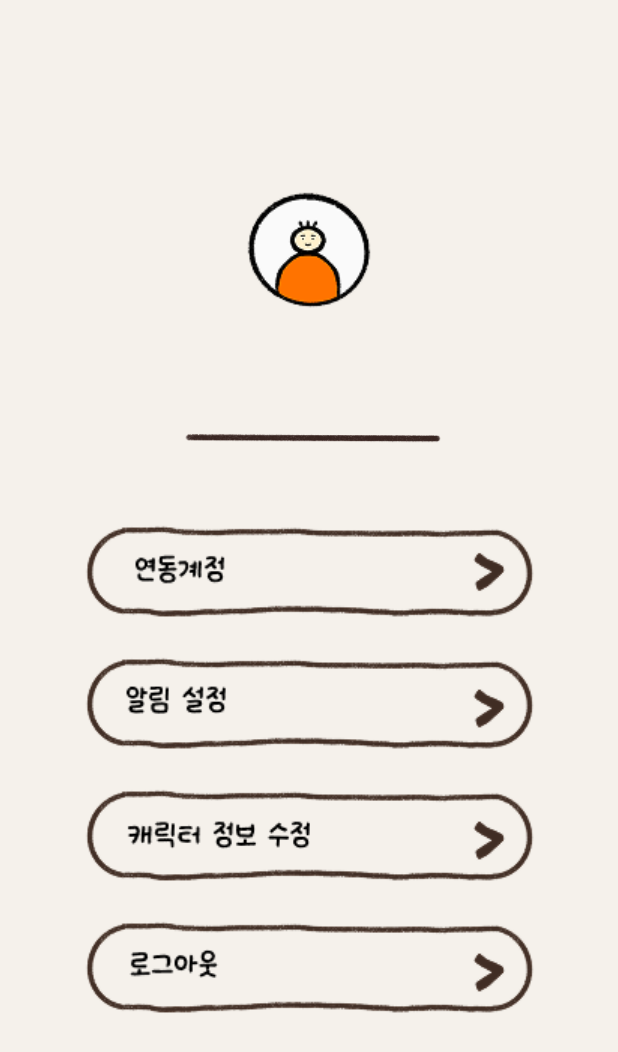
After one commit to hanni316/routie, an Android app: the SettingActivity screen opened directly, with no data from a screen before it, on a phone screen of 412 x 824 dp. The commit adds this screen. Shown: the top 1052 px of the screen. Run offline under Robolectric (Android 15) with nearby library versions, the phone set to English and light mode, and no system bars.

Commit message:
setting 페이지 추가
- setting 페이지 추가 및 버튼 연결
- 벨 버튼 클릭 이벤트 추가

*메인 페이지 레이아웃 수정 중..(activity_main.xml)

```diff
--- a/routie-mobile/app/build.gradle.kts
+++ b/routie-mobile/app/build.gradle.kts
@@ -41,6 +41,7 @@ dependencies {
     implementation("androidx.appcompat:appcompat:1.7.0")
     implementation("com.google.android.material:material:1.12.0")
     implementation("androidx.constraintlayout:constraintlayout:2.2.0")
+    implementation("androidx.activity:activity:1.10.1")
     testImplementation("junit:junit:4.13.2")
     androidTestImplementation("androidx.test.ext:junit:1.2.1")
     androidTestImplementation("androidx.test.espresso:espresso-core:3.6.1")
--- /dev/null
+++ b/routie-mobile/app/src/main/java/com/gbsb/routiemobile/SettingActivity.kt
@@ -0,0 +1,15 @@
+package com.gbsb.routiemobile
+
+import android.os.Bundle
+import androidx.activity.enableEdgeToEdge
+import androidx.appcompat.app.AppCompatActivity
+import androidx.core.view.ViewCompat
+import androidx.core.view.WindowInsetsCompat
+
+class SettingActivity : AppCompatActivity() {
+    override fun onCreate(savedInstanceState: Bundle?) {
+        super.onCreate(savedInstanceState)
+        enableEdgeToEdge()
+        setContentView(R.layout.activity_setting)
+    }
+}
--- /dev/null
+++ b/routie-mobile/app/src/main/res/layout/activity_setting.xml
@@ -0,0 +1,68 @@
+<?xml version="1.0" encoding="utf-8"?>
+<androidx.constraintlayout.widget.ConstraintLayout xmlns:android="http://schemas.android.com/apk/res/android"
+    xmlns:app="http://schemas.android.com/apk/res-auto"
+    xmlns:tools="http://schemas.android.com/tools"
+    android:layout_width="match_parent"
+    android:layout_height="match_parent"
+    android:background="#F5F1EB">
+
+    <LinearLayout
+        android:layout_width="match_parent"
+        android:layout_height="match_parent"
+        android:gravity="center"
+        android:orientation="vertical">
+
+        <ImageView
+            android:id="@+id/profile2"
+            android:layout_width="wrap_content"
+            android:layout_height="wrap_content"
+            android:layout_gravity="center"
+            android:layout_marginBottom="12dp"
+            app:srcCompat="@drawable/profile_2" />
+
+        <ImageView
+            android:id="@+id/imageView13"
+            android:layout_width="360dp"
+            android:layout_height="117dp"
+            android:layout_marginBottom="8dp"
+            app:srcCompat="@drawable/line" />
+
+        <ImageButton
+            android:id="@+id/imageButton7"
+            android:layout_width="335dp"
+            android:layout_height="76dp"
+            android:layout_marginBottom="12dp"
+            android:background="@android:color/transparent"
+            android:contentDescription="연동계정"
+            app:srcCompat="@drawable/account_connection" />
+
+        <ImageButton
+            android:id="@+id/imageButton10"
+            android:layout_width="335dp"
+            android:layout_height="76dp"
+            android:layout_marginBottom="12dp"
+            android:background="@android:color/transparent"
+            android:contentDescription="알림설정"
+            app:srcCompat="@drawable/notification" />
+
+        <ImageButton
+            android:id="@+id/imageButton8"
+            android:layout_width="335dp"
+            android:layout_height="76dp"
+            android:layout_marginBottom="12dp"
+            android:background="@android:color/transparent"
+            android:contentDescription="캐릭터 정보 수정"
+            app:srcCompat="@drawable/character_information" />
+
+        <ImageButton
+            android:id="@+id/imageButton9"
+            android:layout_width="335dp"
+            android:layout_height="76dp"
+            android:layout_marginBottom="12dp"
+            android:background="@android:color/transparent"
+            android:contentDescription="로그아웃"
+            app:srcCompat="@drawable/logout" />
+
+    </LinearLayout>
+
+</androidx.constraintlayout.widget.ConstraintLayout>
--- a/routie-mobile/build.gradle.kts
+++ b/routie-mobile/build.gradle.kts
@@ -3,6 +3,7 @@ plugins {
     kotlin("jvm") version "1.8.10" apply false
     id("com.android.application") version "8.1.0" apply false
     id("com.android.library") version "8.1.0" apply false
+    id("org.jetbrains.kotlin.android") version "1.8.10" apply false
 }
 
 buildscript {
```
Also changed, not shown: routie-mobile/app/src/main/AndroidManifest.xml (+10 -6 lines), routie-mobile/app/src/main/java/com/gbsb/routiemobile/MainActivity.kt (+50 -20 lines), routie-mobile/app/src/main/res/layout/activity_main.xml (+129 -137 lines), routie-mobile/app/src/main/res/drawable/account_connection.png (added), routie-mobile/app/src/main/res/drawable/backwards.png (added), routie-mobile/app/src/main/res/drawable/bubble2.png (added), routie-mobile/app/src/main/res/drawable/character_information.png (added), routie-mobile/app/src/main/res/drawable/line.png (added), routie-mobile/app/src/main/res/drawable/logout.png (added), routie-mobile/app/src/main/res/drawable/notification.png (added), routie-mobile/app/src/main/res/drawable/profile_2.png (added), routie-mobile/app/src/main/res/drawable/setting.png (added).
